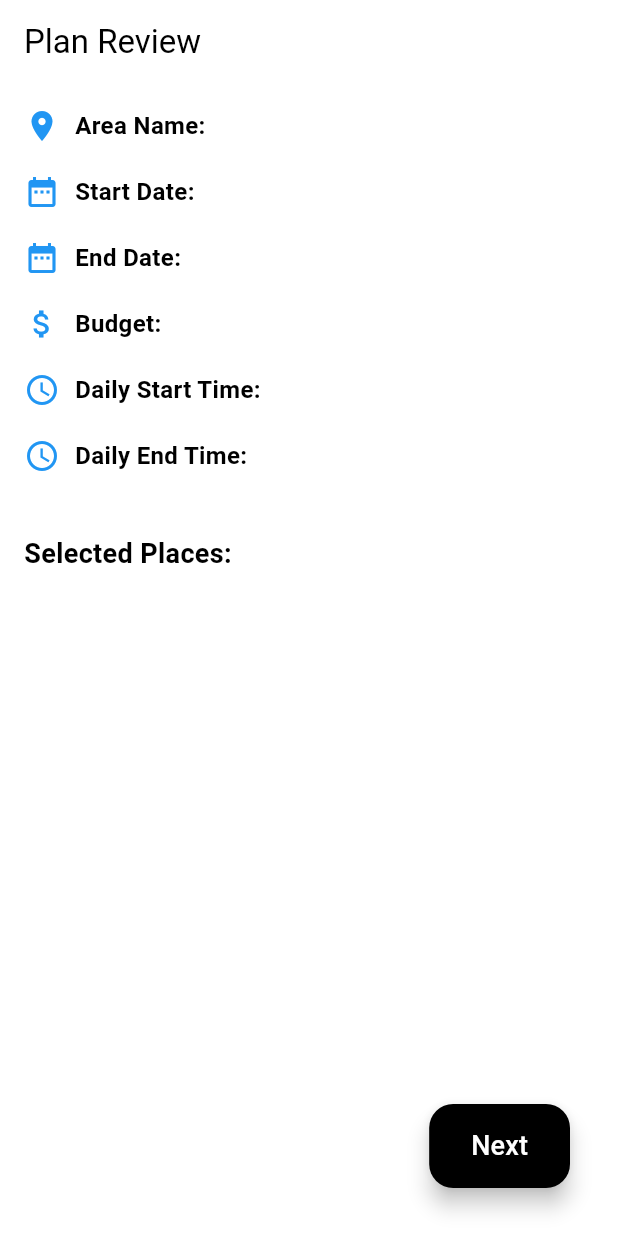
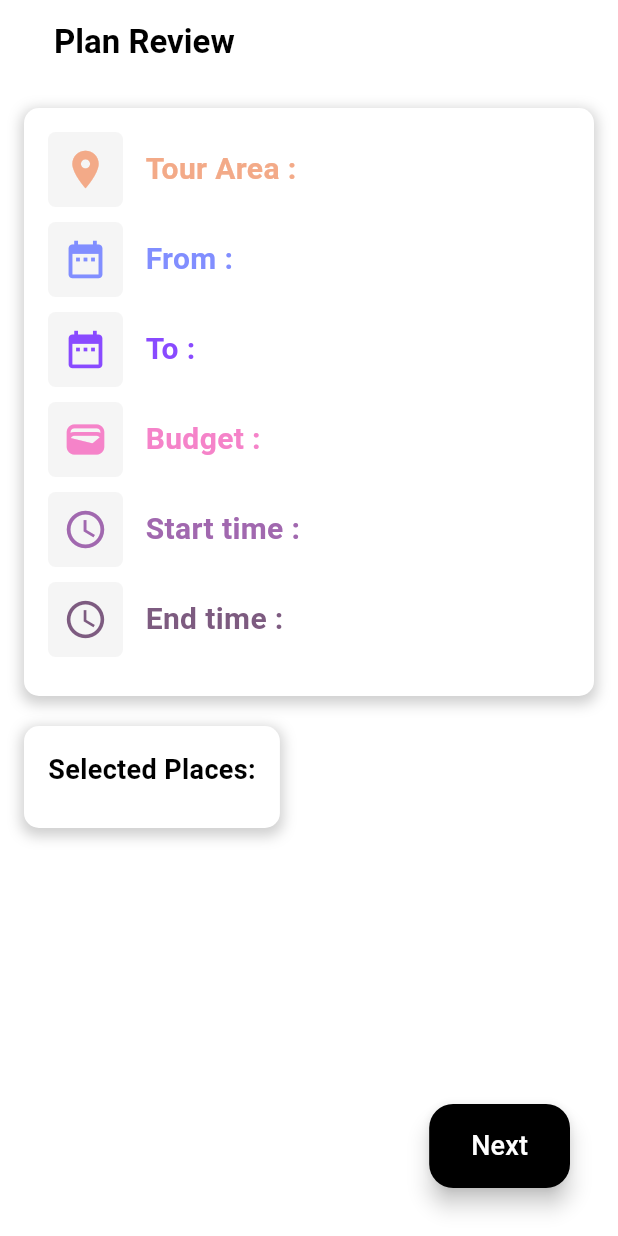
Before and after one commit to Prime-Movers/explore_ez, a Flutter app: the ReviewPlan screen opened directly, on a phone screen of 412 x 824 dp. Run offline on Flutter 3.47's test engine with Material 3 defaults, Android fonts, the phone set to English and light mode, and no system bars; our stand-ins replace bloc, cloud_firestore, equatable, firebase_auth, firebase_core, flutter_bloc and 3 more; missing offline and left inert: flutter_polyline_points; accounts and stored records are empty.

Commit message:
updated ui style

```diff
--- a/lib/screens/plan_details/review_plan.dart
+++ b/lib/screens/plan_details/review_plan.dart
@@ -6,14 +6,20 @@ import 'package:flutter/material.dart';
 import 'package:flutter_bloc/flutter_bloc.dart';
 
 class ReviewPlan extends StatelessWidget {
-  const ReviewPlan({super.key});
+  const ReviewPlan({Key? key}) : super(key: key);
 
   @override
   Widget build(BuildContext context) {
     return Scaffold(
       backgroundColor: Theme.of(context).colorScheme.onBackground,
       appBar: AppBar(
-        title: const Text('Plan Review'),
+        title: const Padding(
+          padding: EdgeInsets.all(20.0),
+          child: Text(
+            'Plan Review',
+            style: TextStyle(fontWeight: FontWeight.bold),
+          ),
+        ),
         automaticallyImplyLeading: false,
       ),
       floatingActionButton: VisibleButton(
@@ -39,26 +45,87 @@ class ReviewPlan extends StatelessWidget {
             child: Column(
               crossAxisAlignment: CrossAxisAlignment.start,
               children: [
-                _buildPlanInfoItem(Icons.location_on, 'Area Name:', state.area),
+                Container(
+                  padding: const EdgeInsets.all(16.0),
+                  decoration: BoxDecoration(
+                    color: Colors.white,
+                    borderRadius: BorderRadius.circular(10),
+                    boxShadow: [
+                      BoxShadow(
+                        color: Colors.grey.withOpacity(0.5),
+                        spreadRadius: 2,
+                        blurRadius: 7,
+                        offset: const Offset(0, 3),
+                      ),
+                    ],
+                  ),
+                  child: Column(
+                    crossAxisAlignment: CrossAxisAlignment.start,
+                    children: [
+                      _buildPlanInfoItem(Icons.location_on, 'Tour Area : ',
+                          state.area, const Color.fromARGB(255, 243, 170, 136)),
                       _buildPlanInfoItem(
-                    Icons.date_range, 'Start Date:', state.startDate),
+                          Icons.date_range,
+                          'From : ',
+                          state.startDate,
+                          const Color.fromARGB(255, 129, 142, 255)),
                       _buildPlanInfoItem(
-                    Icons.date_range, 'End Date:', state.endDate),
-                _buildPlanInfoItem(Icons.attach_money, 'Budget:', state.budget),
+                          Icons.date_range,
+                          'To : ',
+                          state.endDate,
+                          const Color.fromARGB(255, 137, 74, 255)),
                       _buildPlanInfoItem(
-                    Icons.access_time, 'Daily Start Time:', state.startTime),
+                          Icons.wallet,
+                          'Budget : ',
+                          state.budget,
+                          const Color.fromARGB(255, 245, 131, 201)),
                       _buildPlanInfoItem(
-                    Icons.access_time, 'Daily End Time:', state.endTime),
+                          Icons.access_time,
+                          'Start time : ',
+                          state.startTime,
+                          const Color.fromARGB(255, 161, 104, 175)),
+                      _buildPlanInfoItem(
+                          Icons.access_time,
+                          'End time : ',
+                          state.endTime,
+                          const Color.fromARGB(255, 125, 91, 128)),
+                    ],
+                  ),
+                ),
                 const SizedBox(height: 20),
+                Container(
+                  padding: const EdgeInsets.all(16.0),
+                  decoration: BoxDecoration(
+                    color: Colors.white,
+                    borderRadius: BorderRadius.circular(10),
+                    boxShadow: [
+                      BoxShadow(
+                        color: Colors.grey.withOpacity(0.5),
+                        spreadRadius: 2,
+                        blurRadius: 7,
+                        offset: const Offset(0, 3),
+                      ),
+                    ],
+                  ),
+                  child: Column(
+                    crossAxisAlignment: CrossAxisAlignment.start,
+                    children: [
                       const Text(
                         'Selected Places:',
-                  style: TextStyle(fontSize: 18, fontWeight: FontWeight.bold),
+                        style: TextStyle(
+                            fontSize: 18, fontWeight: FontWeight.bold),
                       ),
                       const SizedBox(height: 10),
-                Column(crossAxisAlignment: CrossAxisAlignment.start, children: [
+                      Column(
+                        crossAxisAlignment: CrossAxisAlignment.start,
+                        children: [
                           for (Place place in state.places)
                             _buildPlaceItem(place.placeName),
-                ]),
+                        ],
+                      ),
+                    ],
+                  ),
+                ),
               ],
             ),
           );
@@ -67,33 +134,45 @@ class ReviewPlan extends StatelessWidget {
     );
   }
 
-  Widget _buildPlanInfoItem(IconData icon, String title, String value) {
-    return Row(
-      crossAxisAlignment: CrossAxisAlignment.start,
+  Widget _buildPlanInfoItem(
+      IconData icon, String title, String value, Color color) {
+    return Padding(
+      padding: const EdgeInsets.only(bottom: 10.0),
+      child: Row(
+        crossAxisAlignment: CrossAxisAlignment.center,
         children: [
-        Icon(
+          Container(
+            padding: const EdgeInsets.all(10.0),
+            decoration: BoxDecoration(
+              color: Colors.grey.withOpacity(0.1),
+              borderRadius: BorderRadius.circular(5),
+            ),
+            child: Icon(
               icon,
-          size: 24,
-          color: Colors.blue,
+              size: 30,
+              color: color,
             ),
-        const SizedBox(width: 10),
-        Column(
-          crossAxisAlignment: CrossAxisAlignment.start,
+          ),
+          const SizedBox(width: 15),
+          Row(
+            crossAxisAlignment: CrossAxisAlignment.end,
             children: [
               Text(
                 title,
-              style: const TextStyle(fontSize: 16, fontWeight: FontWeight.bold),
+                style: TextStyle(
+                    fontSize: 20, fontWeight: FontWeight.bold, color: color),
               ),
-            Text(value, style: const TextStyle(fontSize: 14)),
+              Text(value, style: const TextStyle(fontSize: 18)),
             ],
           ),
         ],
+      ),
     );
   }
 
   Widget _buildPlaceItem(String place) {
     return Padding(
-      padding: const EdgeInsets.all(8.0),
+      padding: const EdgeInsets.symmetric(vertical: 8.0),
       child: Row(
         crossAxisAlignment: CrossAxisAlignment.start,
         children: [
@@ -103,10 +182,10 @@ class ReviewPlan extends StatelessWidget {
             color: Colors.green,
           ),
           const SizedBox(width: 10),
-          Flexible(
+          Expanded(
             child: Text(
               place,
-              style: const TextStyle(fontSize: 14),
+              style: const TextStyle(fontSize: 16),
             ),
           ),
         ],
--- a/lib/screens/trip_plan/generate_plan.dart
+++ b/lib/screens/trip_plan/generate_plan.dart
@@ -32,7 +32,7 @@ class GeneratePlan extends StatelessWidget {
             ),
           ),
           Image.asset(
-            tour_plan_image,
+            tourPlanImage,
             height: 500,
             width: 500,
           ),
```
Also changed, not shown: lib/screens/home/home_screen.dart (+112 -82 lines). Lines whose indentation alone changed are shown as unchanged.
